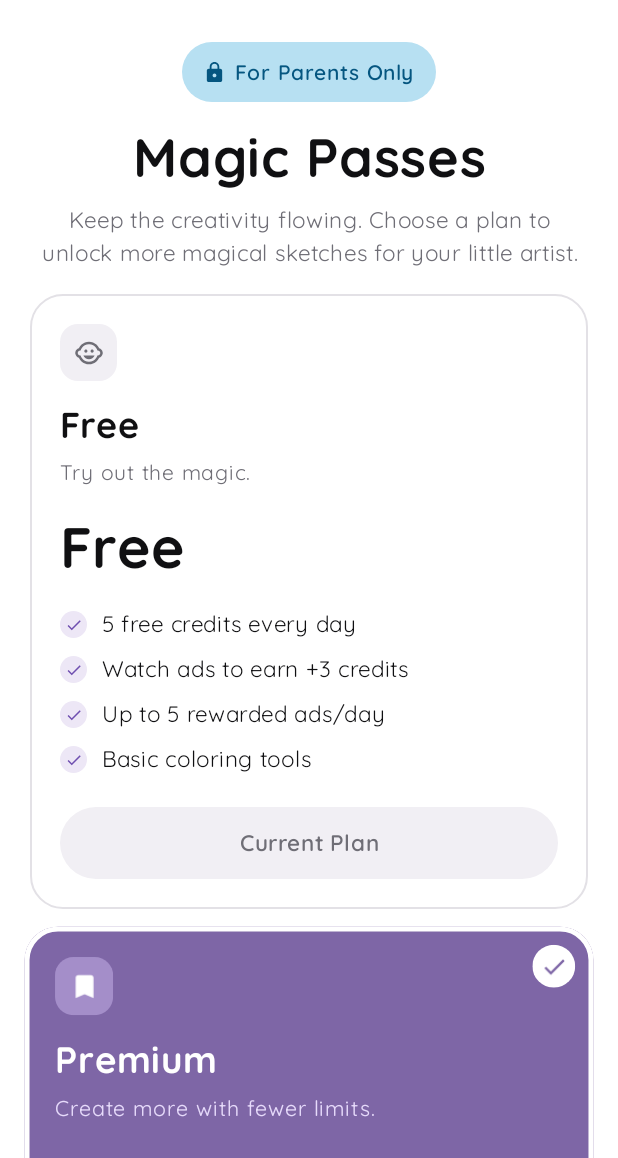
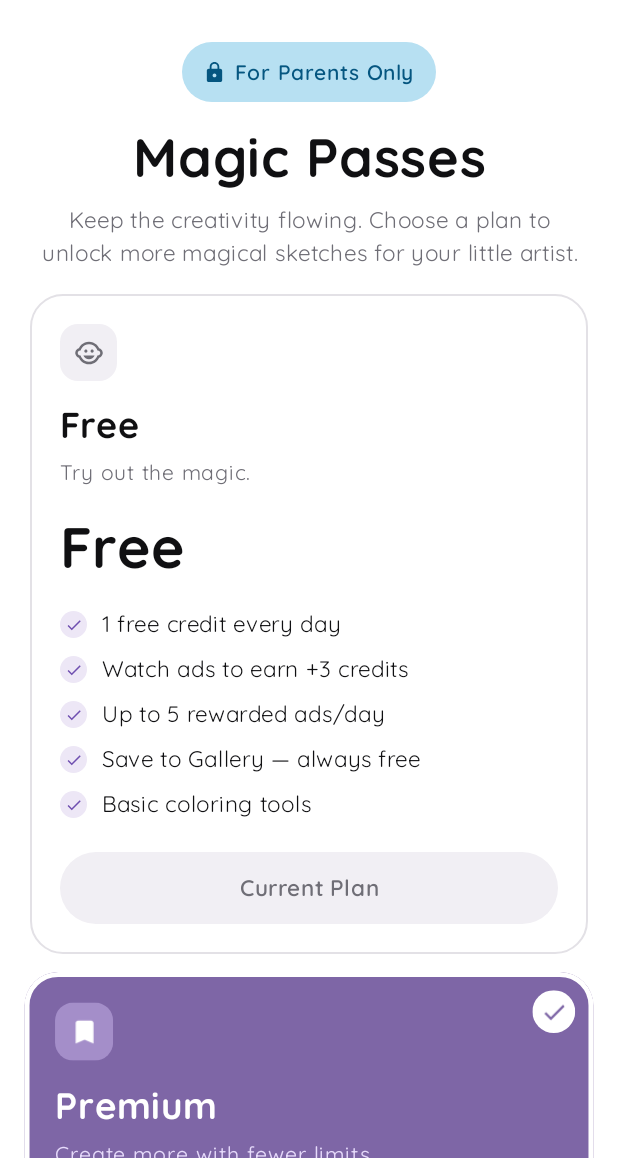
Before and after one commit to ar5-rehman/colormagic, an Android app built with Jetpack Compose: the screen it shows after launch (MainActivity), after a tap on "Start Creating", on a phone screen of 412 x 824 dp, the part 78-1236 px from its top. Run offline under Robolectric (Android 15) with nearby library versions, the light colour scheme and no system bars; our stand-ins replace Dagger/Hilt's generated code, Firebase (no records; nobody signed in at launch, a user with empty details on screens opened directly); 2 statements that could not run were skipped.

Commit message:
credit logic updates

```diff
--- a/app/src/main/java/com/colormagic/kids/monetization/CreditConfig.kt
+++ b/app/src/main/java/com/colormagic/kids/monetization/CreditConfig.kt
@@ -6,7 +6,7 @@ package com.colormagic.kids.monetization
  * these values, update both this file and functions/src/config.ts.
  */
 object CreditConfig {
-    const val FREE_DAILY_CREDITS = 5
+    const val FREE_DAILY_CREDITS = 1
     const val REWARDED_AD_CREDITS = 3
     const val MAX_REWARDED_ADS_PER_DAY = 5
     const val PREMIUM_DAILY_CREDITS = 30
@@ -16,9 +16,9 @@ object CreditConfig {
     const val REWARDED_AD_UNIT_ID = "ca-app-pub-3940256099942544/5224354917" // test ID
 
     object Costs {
+        // Only generation costs credits. Saving/exporting artwork to the phone
+        // gallery is ALWAYS free for every user — no HD-export or watermark fee.
         const val GENERATE_COLORING_PAGE = 1
         const val PREMIUM_STYLE = 2
-        const val HD_EXPORT = 2
-        const val REMOVE_WATERMARK_EXPORT = 1
     }
 }
--- a/app/src/main/java/com/colormagic/kids/presentation/screens/credits/GetCreditsScreen.kt
+++ b/app/src/main/java/com/colormagic/kids/presentation/screens/credits/GetCreditsScreen.kt
@@ -469,7 +469,7 @@ private fun HowCreditsWorkSection(modifier: Modifier = Modifier) {
         Spacer(Modifier.height(10.dp))
         CreditRuleRow("Generate a coloring page", "1 credit")
         CreditRuleRow("Apply a premium style", "2 credits")
-        CreditRuleRow("HD export", "2 credits")
+        CreditRuleRow("Save to your gallery", "Free")
         CreditRuleRow("Daily free credits (free plan)", "${CreditConfig.FREE_DAILY_CREDITS}/day")
         CreditRuleRow("Daily free credits (premium)", "${CreditConfig.PREMIUM_DAILY_CREDITS}/day")
         CreditRuleRow("Watch a rewarded ad", "+${CreditConfig.REWARDED_AD_CREDITS} credits")
--- a/app/src/main/java/com/colormagic/kids/presentation/screens/subscription/SubscriptionViewModel.kt
+++ b/app/src/main/java/com/colormagic/kids/presentation/screens/subscription/SubscriptionViewModel.kt
@@ -139,9 +139,10 @@ private val defaultPlans = listOf(
         tagline = "Try out the magic.",
         price = "Free",
         features = listOf(
-            "5 free credits every day",
+            "1 free credit every day",
             "Watch ads to earn +3 credits",
             "Up to 5 rewarded ads/day",
+            "Save to Gallery — always free",
             "Basic coloring tools"
         ),
         isCurrent = true
@@ -156,8 +157,7 @@ private val defaultPlans = listOf(
             "30 credits every day",
             "No ads — ever",
             "All premium coloring tools",
-            "HD export",
-            "Save to Gallery"
+            "Priority generation"
         ),
         isBestValue = true
     ),
```
Also changed, not shown: 3 other files.
